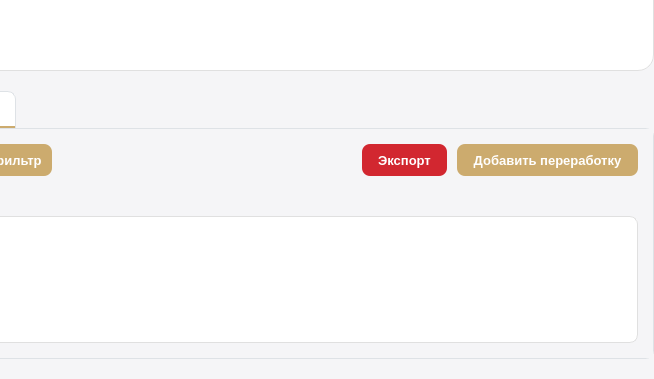
The window that client/ui/profile/profile.ui (lerakaplich/Documents) describes before a commit, drawn with Qt 5; both pictures show x 266 to 920 and y 577 to 956 of the 920 by 956 pixel window.
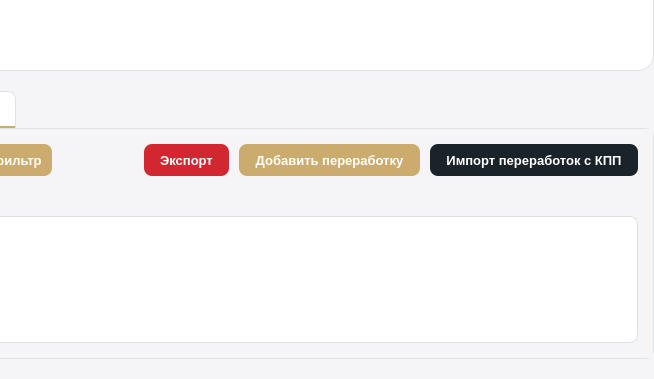
The same window after the commit.

What changed in the file:
```diff
--- a/client/ui/profile/profile.ui
+++ b/client/ui/profile/profile.ui
@@ -921,6 +921,49 @@
                </property>
               </widget>
              </item>
+             <item>
+              <widget class="QPushButton" name="btnImport">
+               <property name="minimumSize">
+                <size>
+                 <width>0</width>
+                 <height>32</height>
+                </size>
+               </property>
+               <property name="maximumSize">
+                <size>
+                 <width>16777215</width>
+                 <height>32</height>
+                </size>
+               </property>
+               <property name="cursor">
+                <cursorShape>PointingHandCursor</cursorShape>
+               </property>
+               <property name="styleSheet">
+                <string notr="true">
+QPushButton#btnImport {
+    background-color: #1B232A;
+    color: white;
+    font-size: 13px;
+}
+QPushButton#btnImport:hover {
+    background-color: #D9D9D6;
+    color: black;
+}
+QPushButton#btnImport:pressed {
+    background-color: #B8B8B5;
+}
+QPushButton {
+    border: none;
+    border-radius: 8px;
+    font-weight: bold;
+    padding: 0px 16px;
+}</string>
+               </property>
+               <property name="text">
+                <string>Импорт переработок с КПП</string>
+               </property>
+              </widget>
+             </item>
             </layout>
            </item>
            <item>
```
